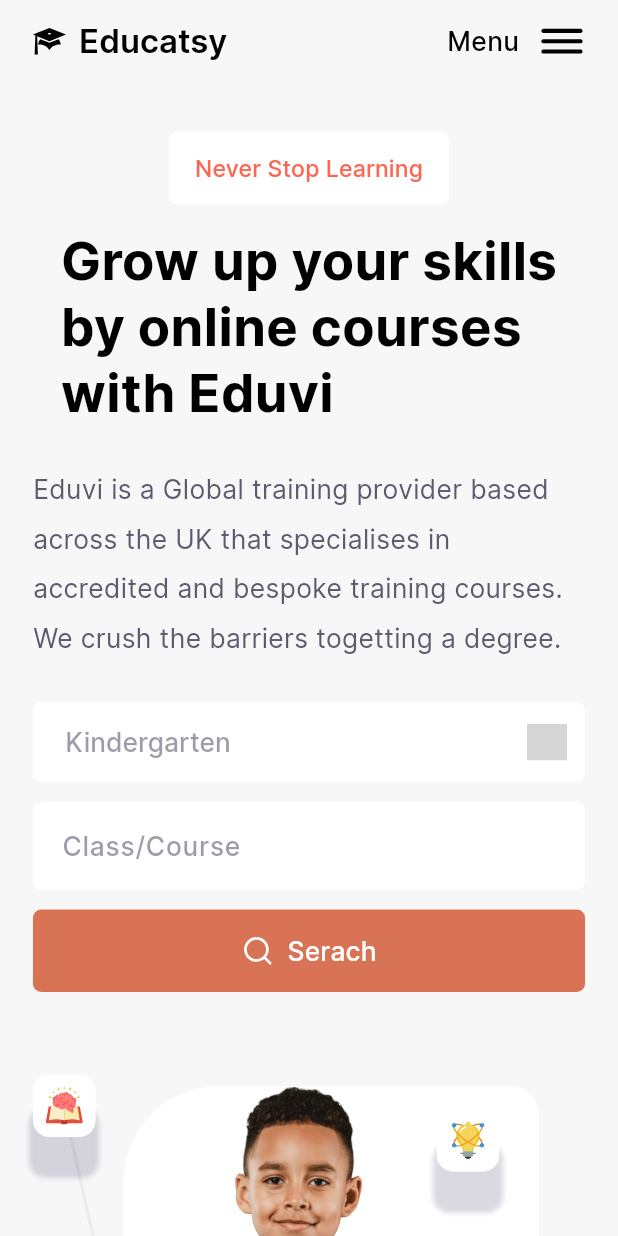
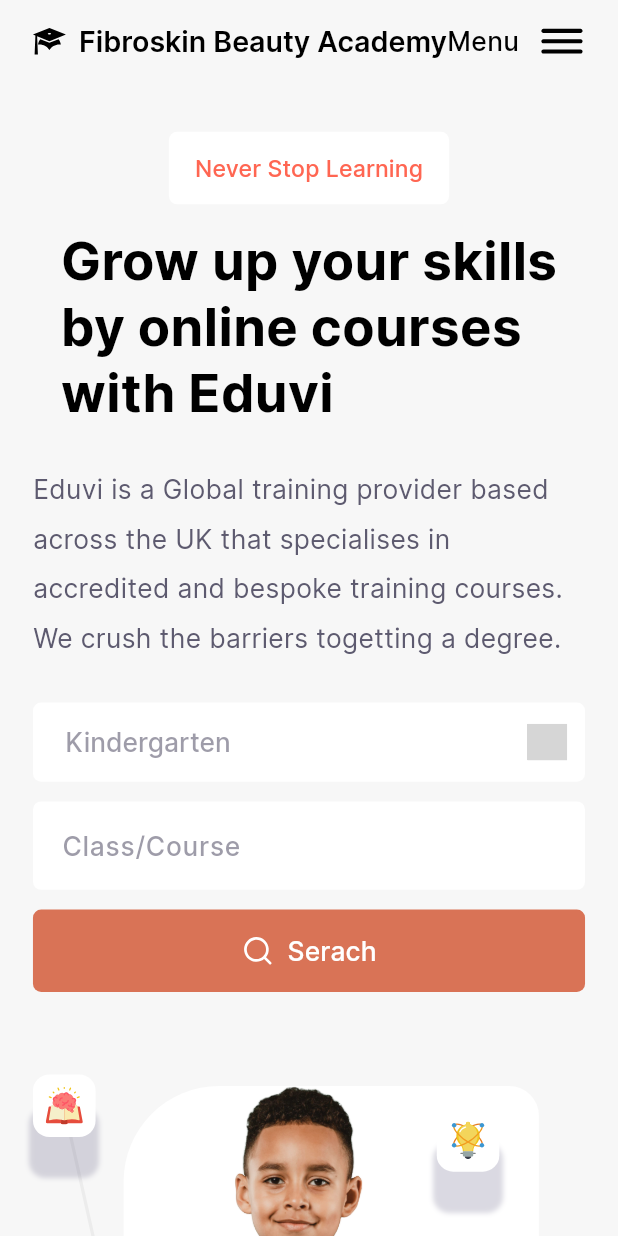
Before and after one commit to intuit44/Appdesignadaptationrequest, a Flutter app: the screen it shows after launch, on a phone screen of 412 x 824 dp. Run offline on Flutter 3.47's test engine with Material 3 defaults, Android fonts, the phone set to English and light mode, and no system bars; our stand-ins replace cached_network_image, connectivity_plus, equatable, flutter_rating_bar, flutter_riverpod, flutter_svg and 1 more; grey boxes are pictures that could not be loaded.

```diff
--- a/lib/localization/en_us/en_us_translations.dart
+++ b/lib/localization/en_us/en_us_translations.dart
@@ -164,7 +164,7 @@ final Map<String, String> enUs = {
   "lbl_contact": "Contact",
   "lbl_courses": "Courses",
   "lbl_developers": "Developers",
-  "lbl_educatsy": "Educatsy",
+  "lbl_educatsy": "Fibroskin Beauty Academy",
   "lbl_email": "Email",
   "lbl_help": "Help",
   "lbl_high_school2": "High school",
--- a/lib/main.dart
+++ b/lib/main.dart
@@ -17,7 +17,7 @@ void main() {
 class MyApp extends ConsumerWidget {
   @override
   Widget build(BuildContext context, WidgetRef ref) {
-    final themeType = ref.watch(themeNotifier).themeType;
+    ref.watch(themeNotifier);
     return Sizer(
       builder: (context, orientation, deviceType) {
         return MaterialApp(
--- a/lib/presentation/become_an_instructor_screen/scrollview_one_tab3_page.dart
+++ b/lib/presentation/become_an_instructor_screen/scrollview_one_tab3_page.dart
@@ -182,7 +182,7 @@ class ScrollviewOneTab3PageState extends ConsumerState<ScrollviewOneTab3Page> {
               borderRadius: BorderRadiusStyle.roundedBorder10,
               boxShadow: [
                 BoxShadow(
-                  color: appTheme.black90001.withOpacity(0.05),
+                  color: appTheme.black90001.withValues(alpha: 0.05),
                   spreadRadius: 2.h,
                   blurRadius: 2.h,
                   offset: Offset(0, 50),
@@ -210,7 +210,7 @@ class ScrollviewOneTab3PageState extends ConsumerState<ScrollviewOneTab3Page> {
                         borderRadius: BorderRadiusStyle.roundedBorder10,
                         boxShadow: [
                           BoxShadow(
-                            color: appTheme.black90001.withOpacity(0.05),
+                            color: appTheme.black90001.withValues(alpha: 0.05),
                             spreadRadius: 2.h,
                             blurRadius: 2.h,
                             offset: Offset(0, 50),
--- a/lib/presentation/eduvi_online_shop_one_screen/scrollview_one_tab1_page.dart
+++ b/lib/presentation/eduvi_online_shop_one_screen/scrollview_one_tab1_page.dart
@@ -455,12 +455,14 @@ class ScrollviewOneTab1PageState extends ConsumerState<ScrollviewOneTab1Page> {
                   height: 30.h,
                   width: 30.h,
                 ),
-                Align(
-                  alignment: Alignment.center,
+                Expanded(
                   child: Padding(
                     padding: EdgeInsets.only(left: 12.h),
                     child: Text(
                       "lbl_educatsy".tr,
+                      // Allow wrapping in the footer (no height constraint here)
+                      // to avoid horizontal RenderFlex overflows.
+                      softWrap: true,
                       style: theme.textTheme.headlineLarge,
                     ),
                   ),
--- a/lib/presentation/home_screen/home_screen.dart
+++ b/lib/presentation/home_screen/home_screen.dart
@@ -77,6 +77,11 @@ class HomeScreenState extends ConsumerState<HomeScreen>
       text: "msg_never_stop_learning".tr,
       buttonStyle: CustomButtonStyles.fillWhiteA,
       buttonTextStyle: CustomTextStyles.titleSmallDeeporange400,
+      onPressed: () {
+        // Template buttons ship without navigation wiring.
+        // Send user to the demo navigation hub.
+        NavigatorService.pushNamed(AppRoutes.appNavigationScreen);
+      },
     );
   }
 
@@ -110,6 +115,10 @@ class HomeScreenState extends ConsumerState<HomeScreen>
         ),
       ),
       buttonTextStyle: CustomTextStyles.titleMediumWhiteA700,
+      onPressed: () {
+        // Reasonable default: take user to mentors list (example flow).
+        NavigatorService.pushNamed(AppRoutes.mentorsScreen);
+      },
     );
   }
 
@@ -119,6 +128,9 @@ class HomeScreenState extends ConsumerState<HomeScreen>
       text: "lbl_visit_courses".tr,
       margin: EdgeInsets.only(left: 86.h, right: 72.h),
       buttonTextStyle: CustomTextStyles.titleMediumWhiteA700,
+      onPressed: () {
+        NavigatorService.pushNamed(AppRoutes.eduviCourseDetailsScreen);
+      },
     );
   }
 
@@ -135,14 +147,25 @@ class HomeScreenState extends ConsumerState<HomeScreen>
           title: AppbarTitle(
             text: "lbl_educatsy".tr,
             margin: EdgeInsets.only(left: 8.h),
+            onTap: () {
+              NavigatorService.pushNamed(AppRoutes.appNavigationScreen);
+            },
           ),
           actions: [
-            AppbarSubtitle(text: "lbl_menu".tr),
+            AppbarSubtitle(
+              text: "lbl_menu".tr,
+              onTap: () {
+                NavigatorService.pushNamed(AppRoutes.appNavigationScreen);
+              },
+            ),
             AppbarTrailingImage(
               imagePath: ImageConstant.imgBars24Outline,
               height: 30.h,
               width: 30.h,
               margin: EdgeInsets.only(left: 11.h, right: 19.h),
+              onTap: () {
+                NavigatorService.pushNamed(AppRoutes.appNavigationScreen);
+              },
             ),
           ],
           styleType: Style.bgFill,
@@ -361,7 +384,7 @@ class HomeScreenState extends ConsumerState<HomeScreen>
                       borderRadius: BorderRadiusStyle.roundedBorder10,
                       boxShadow: [
                         BoxShadow(
-                          color: appTheme.black90001.withOpacity(0.05),
+                          color: appTheme.black90001.withValues(alpha: 0.05),
                           spreadRadius: 2.h,
                           blurRadius: 2.h,
                           offset: Offset(0, 50),
@@ -411,7 +434,7 @@ class HomeScreenState extends ConsumerState<HomeScreen>
                                                   boxShadow: [
                                                     BoxShadow(
                                                       color: appTheme.black90001
-                                                          .withOpacity(0.1),
+                                                          .withValues(alpha: 0.1),
                                                       spreadRadius: 2.h,
                                                       blurRadius: 2.h,
                                                       offset: Offset(0, 50),
--- a/lib/presentation/sign_in_dialog/notifier/sign_in_notifier.dart
+++ b/lib/presentation/sign_in_dialog/notifier/sign_in_notifier.dart
@@ -21,7 +21,7 @@ class SignInNotifier extends StateNotifier<SignInState> {
   SignInNotifier(SignInState state) : super(state);
 
   void changePasswordVisibility() {
-    state = state.copyWith(isShowPassword: !(state.isShowPassword ?? false));
+    state = state.copyWith(isShowPassword: !state.isShowPassword);
   }
 
   void changeCheckBox(bool value) {
--- a/lib/presentation/sign_up_dialog/notifier/sign_up_notifier.dart
+++ b/lib/presentation/sign_up_dialog/notifier/sign_up_notifier.dart
@@ -22,7 +22,7 @@ class SignUpNotifier extends StateNotifier<SignUpState> {
   SignUpNotifier(SignUpState state) : super(state);
 
   void changePasswordVisibility() {
-    state = state.copyWith(isShowPassword: !(state.isShowPassword ?? false));
+    state = state.copyWith(isShowPassword: !state.isShowPassword);
   }
 
   void changeCheckBox(bool value) {
--- a/lib/theme/custom_text_style.dart
+++ b/lib/theme/custom_text_style.dart
@@ -1,7 +1,8 @@
 import 'package:flutter/material.dart';
 import '../core/app_export.dart';
 
-extension on TextStyle {
+/// Extension to apply Inter font family to any TextStyle
+extension InterFontExtension on TextStyle {
   TextStyle get inter {
     return copyWith(fontFamily: 'Inter');
   }
@@ -13,7 +14,7 @@ extension on TextStyle {
 class CustomTextStyles {
   // Body text style
   static TextStyle get bodyLargeWhiteA700 => theme.textTheme.bodyLarge!
-      .copyWith(color: appTheme.whiteA700.withOpacity(0.7));
+      .copyWith(color: appTheme.whiteA700.withValues(alpha: 0.7));
   // Headline text style
   static TextStyle get headlineLargeBold => theme.textTheme.headlineLarge!
       .copyWith(fontSize: 32.fSize, fontWeight: FontWeight.w700);
@@ -29,10 +30,9 @@ class CustomTextStyles {
       theme.textTheme.headlineSmall!.copyWith(fontSize: 24.fSize);
   static TextStyle get headlineSmallBlack90001 =>
       theme.textTheme.headlineSmall!.copyWith(color: appTheme.black90001);
-  static TextStyle get headlineSmallBlack9000124 => theme
-      .textTheme
-      .headlineSmall!
-      .copyWith(color: appTheme.black90001, fontSize: 24.fSize);
+  static TextStyle get headlineSmallBlack9000124 =>
+      theme.textTheme.headlineSmall!
+          .copyWith(color: appTheme.black90001, fontSize: 24.fSize);
   static TextStyle get headlineSmallMedium => theme.textTheme.headlineSmall!
       .copyWith(fontSize: 24.fSize, fontWeight: FontWeight.w500);
   // Title text style
@@ -52,10 +52,9 @@ class CustomTextStyles {
         fontSize: 18.fSize,
         fontWeight: FontWeight.w600,
       );
-  static TextStyle get titleMediumBlack90001SemiBold_1 => theme
-      .textTheme
-      .titleMedium!
-      .copyWith(color: appTheme.black90001, fontWeight: FontWeight.w600);
+  static TextStyle get titleMediumBlack90001SemiBold_1 =>
+      theme.textTheme.titleMedium!
+          .copyWith(color: appTheme.black90001, fontWeight: FontWeight.w600);
   static TextStyle get titleMediumBlack90001_1 =>
       theme.textTheme.titleMedium!.copyWith(color: appTheme.black90001);
   static TextStyle get titleMediumBlack90001_2 =>
@@ -67,24 +66,22 @@ class CustomTextStyles {
   static TextStyle get titleMediumDeeppurpleA200 =>
       theme.textTheme.titleMedium!.copyWith(color: appTheme.deepPurpleA200);
   static TextStyle get titleMediumGray700 => theme.textTheme.titleMedium!
-      .copyWith(color: appTheme.gray700.withOpacity(0.6));
+      .copyWith(color: appTheme.gray700.withValues(alpha: 0.6));
   static TextStyle get titleMediumGray90001 => theme.textTheme.titleMedium!
       .copyWith(color: appTheme.gray90001, fontWeight: FontWeight.w600);
-  static TextStyle get titleMediumGray90001SemiBold => theme
-      .textTheme
-      .titleMedium!
-      .copyWith(color: appTheme.gray90001, fontWeight: FontWeight.w600);
+  static TextStyle get titleMediumGray90001SemiBold =>
+      theme.textTheme.titleMedium!
+          .copyWith(color: appTheme.gray90001, fontWeight: FontWeight.w600);
   static TextStyle get titleMediumGray90001_1 =>
       theme.textTheme.titleMedium!.copyWith(color: appTheme.gray90001);
   static TextStyle get titleMediumGray90001_2 => theme.textTheme.titleMedium!
-      .copyWith(color: appTheme.gray90001.withOpacity(0.4));
+      .copyWith(color: appTheme.gray90001.withValues(alpha: 0.4));
   static TextStyle get titleMediumGray90001_3 => theme.textTheme.titleMedium!
-      .copyWith(color: appTheme.gray90001.withOpacity(0.4));
+      .copyWith(color: appTheme.gray90001.withValues(alpha: 0.4));
   static TextStyle get titleMediumPrimary =>
       theme.textTheme.titleMedium!.copyWith(color: theme.colorScheme.primary);
   static TextStyle get titleMediumPrimarySemiBold => theme
-      .textTheme
-      .titleMedium!
+      .textTheme.titleMedium!
       .copyWith(color: theme.colorScheme.primary, fontWeight: FontWeight.w600);
   static TextStyle get titleMediumPrimarySemiBold18 =>
       theme.textTheme.titleMedium!.copyWith(
@@ -93,8 +90,7 @@ class CustomTextStyles {
         fontWeight: FontWeight.w600,
       );
   static TextStyle get titleMediumPrimarySemiBold_1 => theme
-      .textTheme
-      .titleMedium!
+      .textTheme.titleMedium!
       .copyWith(color: theme.colorScheme.primary, fontWeight: FontWeight.w600);
   static TextStyle get titleMediumPrimary_1 =>
       theme.textTheme.titleMedium!.copyWith(color: theme.colorScheme.primary);
--- a/lib/theme/theme_helper.dart
+++ b/lib/theme/theme_helper.dart
@@ -70,7 +70,7 @@ class ThemeHelper {
       dividerTheme: DividerThemeData(
         thickness: 1,
         space: 1,
-        color: appTheme.gray90001.withOpacity(0.15),
+        color: appTheme.gray90001.withValues(alpha: 0.15),
       ),
     );
   }
--- a/lib/widgets/app_bar/appbar_title.dart
+++ b/lib/widgets/app_bar/appbar_title.dart
@@ -3,7 +3,7 @@ import '../../core/app_export.dart';
 
 class AppbarTitle extends StatelessWidget {
   AppbarTitle({Key? key, required this.text, this.onTap, this.margin})
-    : super(key: key);
+      : super(key: key);
 
   final String text;
 
@@ -19,10 +19,18 @@ class AppbarTitle extends StatelessWidget {
         onTap: () {
           onTap?.call();
         },
-        child: Text(
-          text,
-          style: CustomTextStyles.titleLarge20.copyWith(
-            color: appTheme.black90001,
+        // Fit long titles without using ellipsis: scale down to the available
+        // width, keeping a single-line app bar.
+        child: FittedBox(
+          fit: BoxFit.scaleDown,
+          alignment: Alignment.centerLeft,
+          child: Text(
+            text,
+            maxLines: 1,
+            softWrap: false,
+            style: CustomTextStyles.titleLarge20.copyWith(
+              color: appTheme.black90001,
+            ),
           ),
         ),
       ),
--- a/lib/widgets/custom_icon_button.dart
+++ b/lib/widgets/custom_icon_button.dart
@@ -7,7 +7,7 @@ extension IconButtonStyleHelper on CustomIconButton {
     borderRadius: BorderRadius.circular(10.h),
     boxShadow: [
       BoxShadow(
-        color: appTheme.gray90001.withOpacity(0.15),
+        color: appTheme.gray90001.withValues(alpha: 0.15),
         spreadRadius: 2.h,
         blurRadius: 2.h,
         offset: Offset(0, 25),
@@ -19,7 +19,7 @@ extension IconButtonStyleHelper on CustomIconButton {
     borderRadius: BorderRadius.circular(5.h),
     boxShadow: [
       BoxShadow(
-        color: appTheme.gray90001.withOpacity(0.15),
+        color: appTheme.gray90001.withValues(alpha: 0.15),
         spreadRadius: 2.h,
         blurRadius: 2.h,
         offset: Offset(0, 25),
--- a/lib/widgets/custom_text_form_field.dart
+++ b/lib/widgets/custom_text_form_field.dart
@@ -40,6 +40,7 @@ class CustomTextFormField extends StatelessWidget {
     this.fillColor,
     this.filled = true,
     this.validator,
+    this.autofillHints,
   }) : super(key: key);
 
   final Alignment? alignment;
@@ -92,6 +93,8 @@ class CustomTextFormField extends StatelessWidget {
 
   final FormFieldValidator<String>? validator;
 
+  final Iterable<String>? autofillHints;
+
   @override
   Widget build(BuildContext context) {
     return alignment != null
@@ -130,6 +133,7 @@ class CustomTextFormField extends StatelessWidget {
           maxLines: maxLines ?? 1,
           decoration: decoration,
           validator: validator,
+          autofillHints: autofillHints,
         ),
       );
   InputDecoration get decoration => InputDecoration(
@@ -142,16 +146,14 @@ class CustomTextFormField extends StatelessWidget {
         isDense: true,
         contentPadding:
             contentPadding ?? EdgeInsets.fromLTRB(14.h, 16.h, 14.h, 14.h),
-    fillColor: fillColor ?? appTheme.whiteA700.withOpacity(0.2),
+        fillColor: fillColor ?? appTheme.whiteA700.withValues(alpha: 0.2),
         filled: filled,
-    border:
-        borderDecoration ??
+        border: borderDecoration ??
             OutlineInputBorder(
               borderRadius: BorderRadius.circular(5.h),
               borderSide: BorderSide.none,
             ),
-    enabledBorder:
-        borderDecoration ??
+        enabledBorder: borderDecoration ??
             OutlineInputBorder(
               borderRadius: BorderRadius.circular(5.h),
               borderSide: BorderSide.none,
```
Also changed, not shown: lib/presentation/app_navigation_screen/app_navigation_screen.dart (+12 -2 lines), lib/presentation/sign_in_dialog/sign_in_dialog.dart (+6 -5 lines), lib/presentation/sign_up_dialog/sign_up_dialog.dart (+6 -4 lines), lib/theme/app_decoration.dart (+6 -6 lines), 2 other files. Lines whose indentation alone changed are shown as unchanged.
